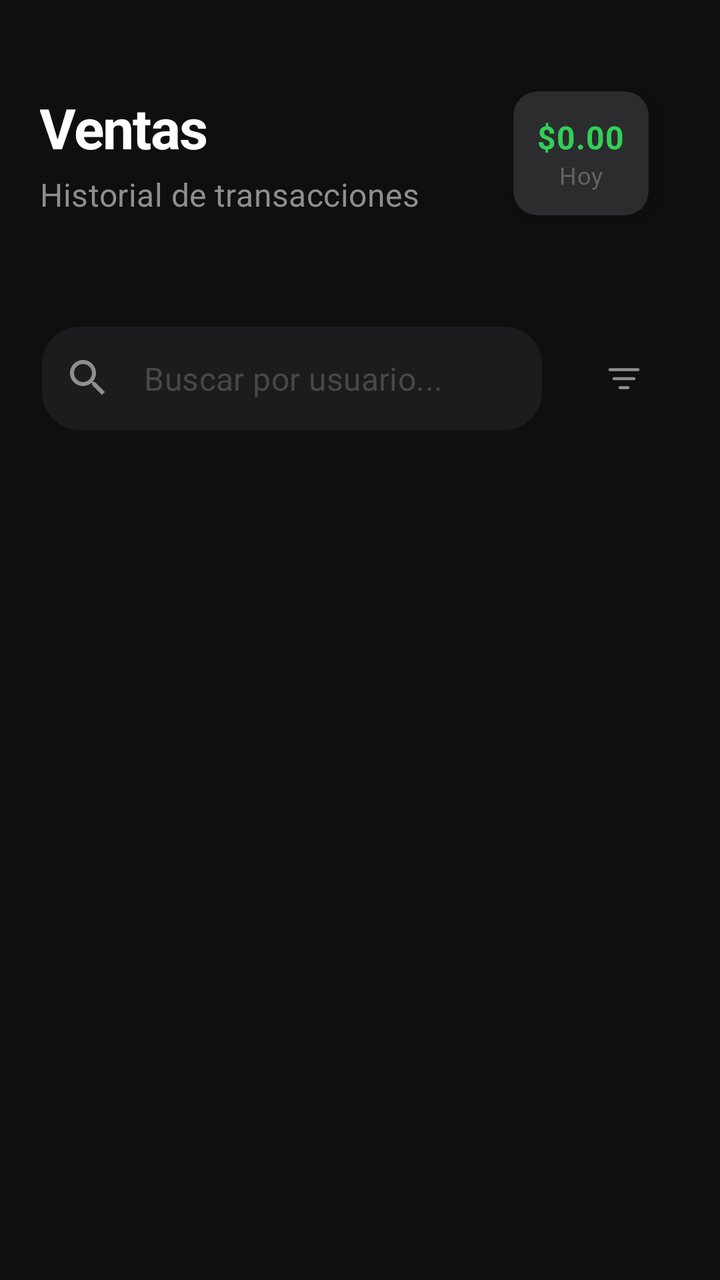
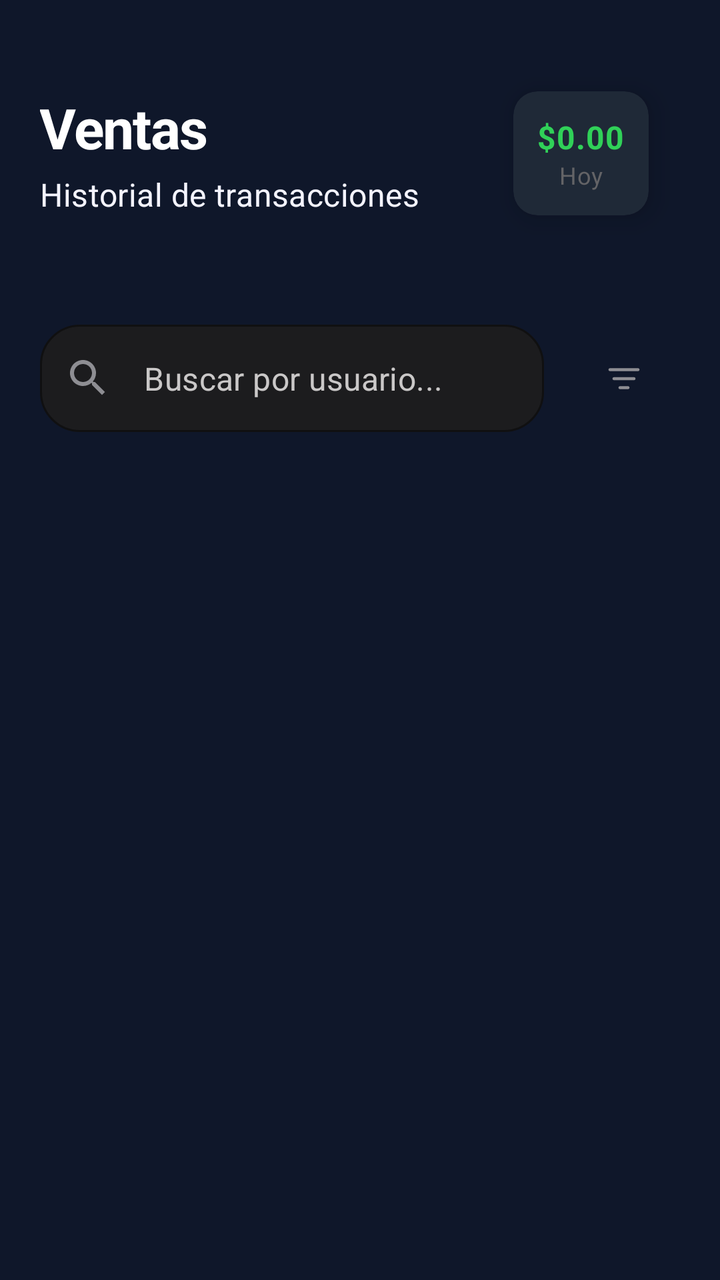

Screens rendered from an Android XML layout before and after an edit, with the pre-edit source and the edit as a unified diff.
<!-- AndroidManifest.xml: application theme Theme.SIAJMobile -->
<!-- res/layout/fragment_ventas.xml -->
<?xml version="1.0" encoding="utf-8"?>
<LinearLayout xmlns:android="http://schemas.android.com/apk/res/android"
    xmlns:app="http://schemas.android.com/apk/res-auto"
    android:orientation="vertical"
    android:layout_width="match_parent"
    android:layout_height="match_parent"
    android:background="@color/inventory_background">

    
    <LinearLayout
        android:layout_width="match_parent"
        android:layout_height="wrap_content"
        android:orientation="vertical"
        android:paddingHorizontal="20dp"
        android:paddingTop="24dp"
        android:paddingBottom="16dp">

        <LinearLayout
            android:layout_width="match_parent"
            android:layout_height="wrap_content"
            android:orientation="horizontal"
            android:gravity="center_vertical"
            android:layout_marginBottom="16dp">

            <LinearLayout
                android:layout_width="0dp"
                android:layout_height="wrap_content"
                android:layout_weight="1"
                android:orientation="vertical">

                <TextView
                    android:id="@+id/titleVentas"
                    style="@style/TitleText"
                    android:layout_width="wrap_content"
                    android:layout_height="wrap_content"
                    android:text="Ventas"
                    android:layout_marginBottom="4dp" />

                <TextView
                    android:id="@+id/subtitleVentas"
                    style="@style/SubtitleText"
                    android:layout_width="wrap_content"
                    android:layout_height="wrap_content"
                    android:text="Historial de transacciones" />

            </LinearLayout>

            
            <androidx.cardview.widget.CardView
                style="@style/ModernCard"
                android:layout_width="wrap_content"
                android:layout_height="wrap_content"
                app:cardBackgroundColor="@color/surface_secondary"
                app:cardCornerRadius="12dp">

                <LinearLayout
                    android:layout_width="wrap_content"
                    android:layout_height="wrap_content"
                    android:orientation="vertical"
                    android:padding="12dp"
                    android:gravity="center">

                    <TextView
                        android:id="@+id/tvVentasHoy"
                        style="@style/LabelText"
                        android:layout_width="wrap_content"
                        android:layout_height="wrap_content"
                        android:text="$0.00"
                        android:textColor="@color/status_success"
                        android:textSize="16sp" />

                    <TextView
                        style="@style/CaptionText"
                        android:layout_width="wrap_content"
                        android:layout_height="wrap_content"
                        android:text="Hoy" />

                </LinearLayout>

            </androidx.cardview.widget.CardView>

        </LinearLayout>

    </LinearLayout>

    
    <LinearLayout
        android:layout_width="match_parent"
        android:layout_height="wrap_content"
        android:orientation="horizontal"
        android:paddingHorizontal="20dp"
        android:paddingBottom="20dp"
        android:gravity="center_vertical">

        
        <com.google.android.material.textfield.TextInputLayout
            android:id="@+id/searchInputLayoutVentas"
            style="@style/SearchInputLayout"
            android:layout_width="0dp"
            android:layout_height="wrap_content"
            android:layout_weight="1"
            android:layout_marginEnd="12dp"
            app:startIconDrawable="@drawable/ic_search"
            app:startIconTint="@color/icon_secondary"
            app:endIconMode="clear_text"
            app:endIconTint="@color/icon_secondary"
            app:hintEnabled="false">

            <com.google.android.material.textfield.TextInputEditText
                android:id="@+id/searchEditTextVentas"
                android:layout_width="match_parent"
                android:layout_height="wrap_content"
                android:hint="Buscar por usuario..."
                android:inputType="text"
                android:paddingHorizontal="16dp"
                android:paddingVertical="16dp"
                android:textColor="@color/text_primary"
                android:textColorHint="@color/text_hint"
                android:textSize="16sp" />

        </com.google.android.material.textfield.TextInputLayout>

        
        <com.google.android.material.button.MaterialButton
            android:id="@+id/btnFiltrosVentas"
            style="@style/SecondaryButton"
            android:layout_width="56dp"
            android:layout_height="56dp"
            android:insetLeft="0dp"
            android:insetTop="0dp"
            android:insetRight="0dp"
            android:insetBottom="0dp"
            app:icon="@drawable/ic_filter"
            app:iconGravity="textStart"
            app:iconPadding="0dp"
            app:iconSize="24dp"
            app:iconTint="@color/icon_secondary"
            app:cornerRadius="16dp" />

    </LinearLayout>

    
    <androidx.recyclerview.widget.RecyclerView
        android:id="@+id/recyclerViewVentas"
        android:layout_width="match_parent"
        android:layout_height="match_parent"
        android:paddingHorizontal="12dp"
        android:paddingBottom="16dp"
        android:clipToPadding="false"
        android:scrollbars="vertical"
        android:scrollbarStyle="outsideOverlay"
        android:scrollbarThumbVertical="@drawable/scrollbar_thumb"
        android:scrollbarTrackVertical="@drawable/scrollbar_track" />

</LinearLayout>
<!-- resources referenced by this layout -->
<resources>
  <color name="icon_secondary">#8E8E93</color>
  <color name="inventory_background">#0F0F0F</color>
  <color name="status_success">#30D158</color>
  <color name="surface_secondary">#2C2C2E</color>
  <color name="text_hint">#48484A</color>
  <color name="text_primary">#FFFFFF</color>
  <!-- drawable scrollbar_thumb (drawable) -->
  <?xml version="1.0" encoding="utf-8"?>
  <shape xmlns:android="http://schemas.android.com/apk/res/android"
      android:shape="rectangle">
      <solid android:color="@color/accent_primary" />
      <corners android:radius="8dp" />
      <size
          android:width="4dp"
          android:height="40dp" />
  </shape>
  <!-- drawable scrollbar_track (drawable) -->
  <?xml version="1.0" encoding="utf-8"?>
  <shape xmlns:android="http://schemas.android.com/apk/res/android"
      android:shape="rectangle">
      <solid android:color="@color/surface_tertiary" />
      <corners android:radius="8dp" />
      <size
          android:width="4dp"
          android:height="100dp" />
  </shape>
  <style name="CaptionText">
          <item name="android:textColor">@color/text_tertiary</item>
          <item name="android:textSize">12sp</item>
          <item name="android:textStyle">normal</item>
          <item name="android:letterSpacing">0.03</item>
      </style>
  <style name="LabelText">
          <item name="android:textColor">@color/text_primary</item>
          <item name="android:textSize">14sp</item>
          <item name="android:textStyle">bold</item>
          <item name="android:letterSpacing">0.02</item>
          <item name="android:textAllCaps">false</item>
      </style>
  <style name="ModernCard" parent="Widget.MaterialComponents.CardView">
          <item name="cardBackgroundColor">@color/card_background</item>
          <item name="cardCornerRadius">16dp</item>
          <item name="cardElevation">8dp</item>
          <item name="cardMaxElevation">12dp</item>
          <item name="cardUseCompatPadding">true</item>
          <item name="rippleColor">@color/ripple_secondary</item>
      </style>
  <style name="SubtitleText">
          <item name="android:textColor">@color/text_secondary</item>
          <item name="android:textSize">16sp</item>
          <item name="android:textStyle">normal</item>
          <item name="android:letterSpacing">0.01</item>
          <item name="android:lineSpacingExtra">2dp</item>
      </style>
  <style name="TitleText">
          <item name="android:textColor">@color/text_primary</item>
          <item name="android:textSize">28sp</item>
          <item name="android:textStyle">bold</item>
          <item name="android:letterSpacing">-0.02</item>
          <item name="android:lineSpacingExtra">4dp</item>
      </style>
  <style name="Theme.SIAJMobile" parent="Base.Theme.SIAJMobile" />
  <color name="accent_primary">#068C32</color>
  <color name="surface_tertiary">#3A3A3C</color>
  <color name="text_tertiary">#636366</color>
  <color name="card_background">#1C1C1E</color>
  <color name="ripple_secondary">#332C2C2E</color>
  <color name="search_border_focused">#068C32</color>
  <color name="search_background">#1C1C1E</color>
  <color name="button_secondary">#2C2C2E</color>
  <color name="text_secondary">#8E8E93</color>
  <color name="button_secondary_pressed">#1C1C1E</color>
  <color name="accent_secondary">#0CA823</color>
  <style name="CustomAlertDialog" parent="Theme.MaterialComponents.Dialog.Alert">
          <item name="backgroundTint">@color/card_background</item>
          <item name="android:textColorPrimary">@color/text_primary</item>
          <item name="android:textColorSecondary">@color/text_secondary</item>
          <item name="android:buttonBarPositiveButtonStyle">@style/CustomDialogButton</item>
      </style>
  <style name="CustomDialogButton" parent="Widget.MaterialComponents.Button.TextButton.Dialog">
          <item name="android:textColor">@color/accent_primary</item>
      </style>
  <!-- unchanged entries left out for length: 6 -->
</resources>

<!-- the commit's change to res/layout/fragment_ventas.xml (unified diff, before → after) -->
@@ -139,7 +139,6 @@
 
     </LinearLayout>
 
-    
     <androidx.recyclerview.widget.RecyclerView
         android:id="@+id/recyclerViewVentas"
         android:layout_width="match_parent"
<!-- resource entries referenced after the edit -->
@@ -1,10 +1,10 @@
 <!-- resources referenced by this layout -->
 <resources>
   <color name="icon_secondary">#8E8E93</color>
-  <color name="inventory_background">#0F0F0F</color>
+  <color name="inventory_background">#0f172a</color>
   <color name="status_success">#30D158</color>
-  <color name="surface_secondary">#2C2C2E</color>
-  <color name="text_hint">#48484A</color>
+  <color name="surface_secondary">#1f2937</color>
+  <color name="text_hint">#CAC8C8</color>
   <color name="text_primary">#FFFFFF</color>
   <!-- drawable scrollbar_thumb (drawable) -->
   <?xml version="1.0" encoding="utf-8"?>
@@ -48,7 +48,7 @@
           <item name="rippleColor">@color/ripple_secondary</item>
       </style>
   <style name="SubtitleText">
-          <item name="android:textColor">@color/text_secondary</item>
+          <item name="android:textColor">#F4F4FF</item>
           <item name="android:textSize">16sp</item>
           <item name="android:textStyle">normal</item>
           <item name="android:letterSpacing">0.01</item>
@@ -65,7 +65,7 @@
   <color name="accent_primary">#068C32</color>
   <color name="surface_tertiary">#3A3A3C</color>
   <color name="text_tertiary">#636366</color>
-  <color name="card_background">#1C1C1E</color>
+  <color name="card_background">#1e293b</color>
   <color name="ripple_secondary">#332C2C2E</color>
   <color name="search_border_focused">#068C32</color>
   <color name="search_background">#1C1C1E</color>
